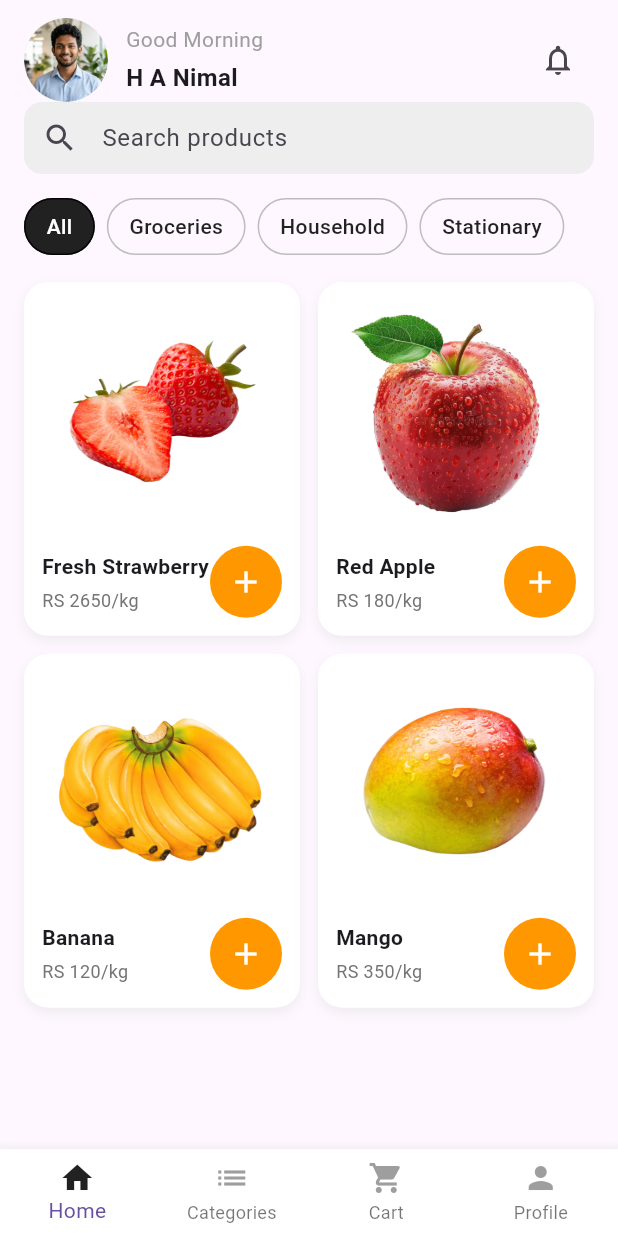
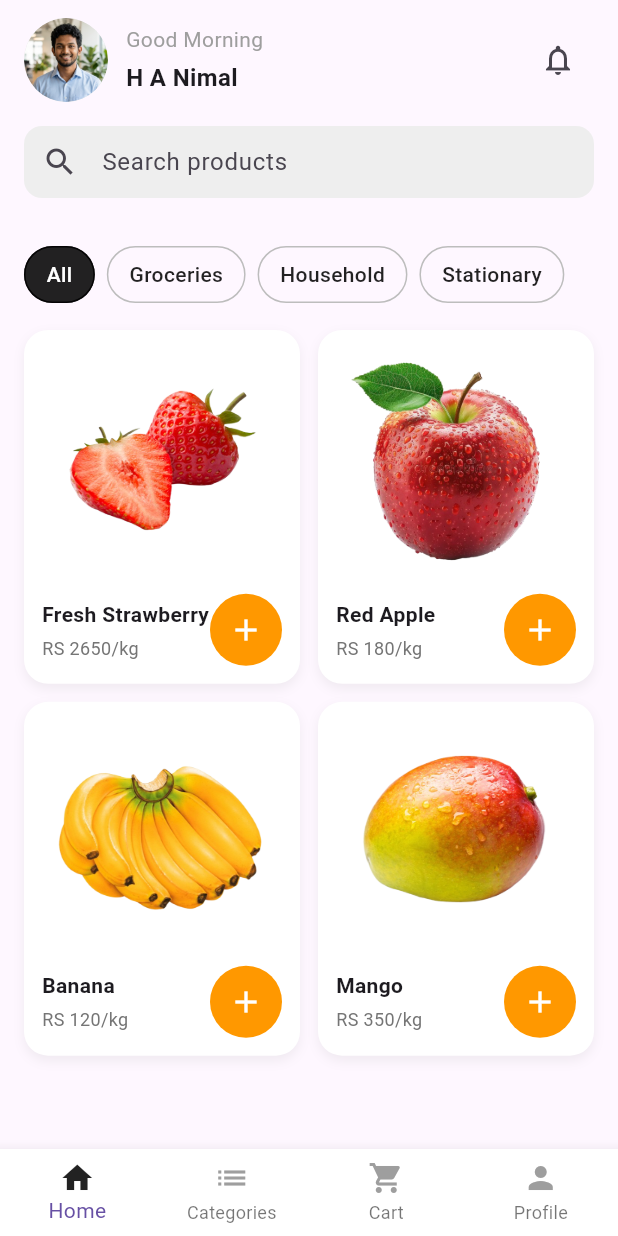
Before and after one commit to ravishanamina174/lankasmartmart, a Flutter app: the HomePage screen opened directly, on a phone screen of 412 x 824 dp. Run offline on Flutter 3.47's test engine with Material 3 defaults, Android fonts, the phone set to English and light mode, and no system bars.

Commit message:
feat: Add margin to search bar for improved layout on home page

```diff
--- a/lib/screens/home_page.dart
+++ b/lib/screens/home_page.dart
@@ -157,6 +157,7 @@ class HomePage extends StatelessWidget {
               // Search bar area
               Container(
                 padding: const EdgeInsets.symmetric(horizontal: 12),
+                margin: const EdgeInsets.symmetric(vertical: 16),
                 decoration: BoxDecoration(color: Colors.grey[200], borderRadius: BorderRadius.circular(12)),
                 child: const TextField(
                   decoration: InputDecoration(border: InputBorder.none, hintText: 'Search products', icon: Icon(Icons.search)),
```
